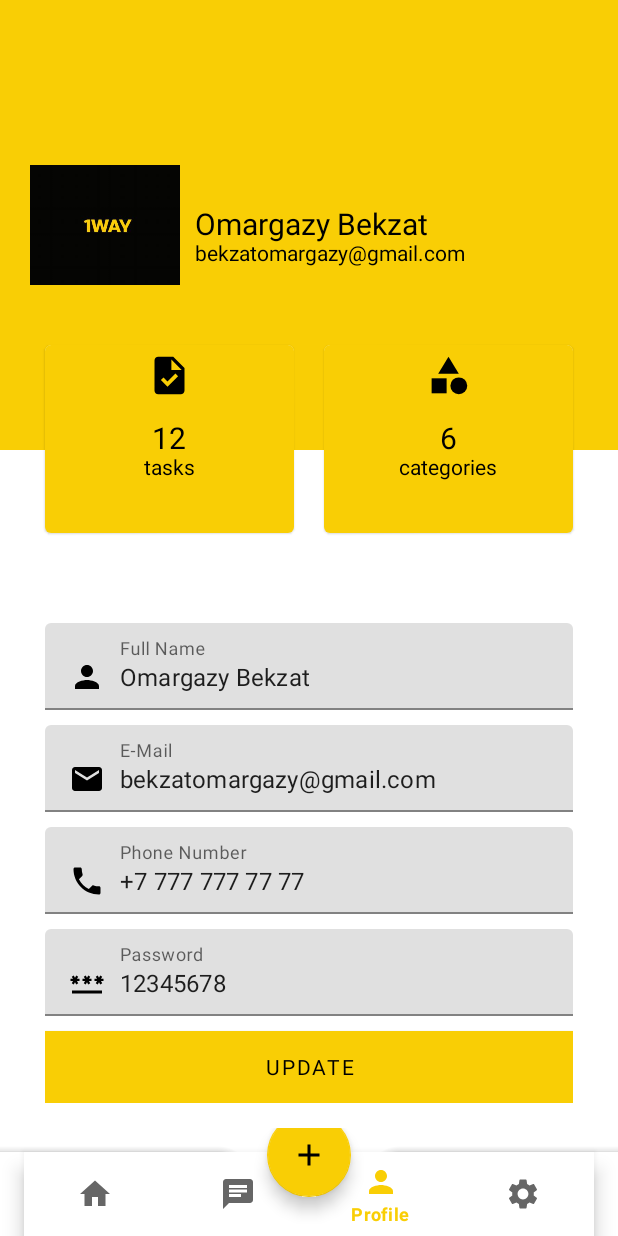
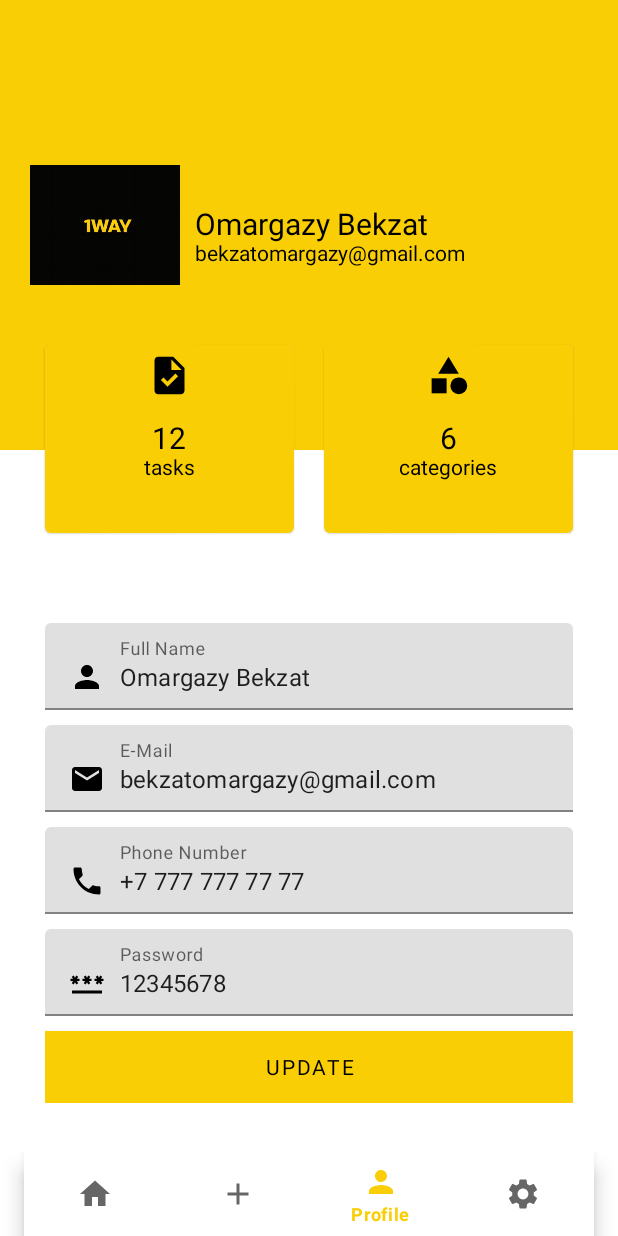
Before and after one commit to Bexact/AndroidFinalProject, an Android app: the ProfileFragment screen opened through its navigation route, on a phone screen of 412 x 824 dp. Run offline under Robolectric (Android 15) with nearby library versions, the phone set to English and light mode, and no system bars; our stand-ins replace navigation-ui; Roboto replaces fonts that are not available here.

```diff
--- a/app/build.gradle
+++ b/app/build.gradle
@@ -30,6 +30,9 @@ android {
     compileOptions {
         sourceCompatibility JavaVersion.VERSION_1_8
         targetCompatibility JavaVersion.VERSION_1_8
+    }
+    packagingOptions {
+        exclude 'META-INF/atomicfu.kotlin_module'
     }
     kotlinOptions {
         jvmTarget = '1.8'
--- a/app/src/main/java/com/example/projectproductivity/MainActivity.kt
+++ b/app/src/main/java/com/example/projectproductivity/MainActivity.kt
@@ -23,9 +23,5 @@ class MainActivity : AppCompatActivity() {
 
         bottomNavigation.setupWithNavController(navController)
 
-        binding.fab.setOnClickListener{
-            navController.navigateUp()
-            navController.navigate(R.id.todoFragment)
-        }
     }
 }
--- a/app/src/main/java/com/example/projectproductivity/TodoFragment.kt
+++ b/app/src/main/java/com/example/projectproductivity/TodoFragment.kt
@@ -1,6 +1,7 @@
 package com.example.projectproductivity
 
 import android.os.Bundle
+import android.text.Layout.Directions
 import androidx.fragment.app.Fragment
 import android.view.LayoutInflater
 import android.view.View
--- /dev/null
+++ b/app/src/main/res/anim/from_left.xml
@@ -0,0 +1,6 @@
+<?xml version="1.0" encoding="utf-8"?>
+<set xmlns:android="http://schemas.android.com/apk/res/android">
+    <translate android:fromXDelta="-100%"
+        android:toXDelta="0%"
+        android:duration="500"/>
+</set>
--- /dev/null
+++ b/app/src/main/res/anim/from_right.xml
@@ -0,0 +1,6 @@
+<?xml version="1.0" encoding="utf-8"?>
+<set xmlns:android="http://schemas.android.com/apk/res/android">
+<translate android:fromXDelta="100%"
+    android:toXDelta="0%"
+    android:duration="500"/>
+</set>
--- /dev/null
+++ b/app/src/main/res/anim/to_left.xml
@@ -0,0 +1,6 @@
+<?xml version="1.0" encoding="utf-8"?>
+<set xmlns:android="http://schemas.android.com/apk/res/android">
+    <translate android:fromXDelta="0%"
+        android:toXDelta="-100%"
+        android:duration="500"/>
+</set>
--- /dev/null
+++ b/app/src/main/res/anim/to_right.xml
@@ -0,0 +1,6 @@
+<?xml version="1.0" encoding="utf-8"?>
+<set xmlns:android="http://schemas.android.com/apk/res/android">
+    <translate android:fromXDelta="0%"
+        android:toXDelta="100%"
+        android:duration="500"/>
+</set>
--- a/app/src/main/res/layout/activity_main.xml
+++ b/app/src/main/res/layout/activity_main.xml
@@ -47,14 +47,7 @@
 
         </com.google.android.material.bottomappbar.BottomAppBar>
 
-        <com.google.android.material.floatingactionbutton.FloatingActionButton
-            android:id="@+id/fab"
-            android:layout_width="wrap_content"
-            android:layout_height="wrap_content"
-            android:src="@drawable/ic_add"
-            app:backgroundTint="#F9CE05"
-            app:layout_anchor="@id/bottomAppBar"
-            tools:ignore="SpeakableTextPresentCheck" />
+
 
     </androidx.coordinatorlayout.widget.CoordinatorLayout>
 </androidx.constraintlayout.widget.ConstraintLayout>
--- a/app/src/main/res/layout/row_layout.xml
+++ b/app/src/main/res/layout/row_layout.xml
@@ -7,6 +7,7 @@
         <variable
             name="taskEntry"
             type="com.example.projectproductivity.database.TaskEntry" />
+
     </data>
 
     <androidx.cardview.widget.CardView
@@ -14,7 +15,8 @@
         android:layout_height="wrap_content"
         android:layout_margin="4dp"
         app:cardCornerRadius="8dp"
-        app:cardElevation="4dp">
+        app:cardElevation="4dp"
+       >
 
 
         <androidx.constraintlayout.widget.ConstraintLayout
--- a/app/src/main/res/menu/bottom_nav_menu.xml
+++ b/app/src/main/res/menu/bottom_nav_menu.xml
@@ -4,9 +4,9 @@
     <item android:id="@+id/homeFragment"
         android:title="Home"
         android:icon="@drawable/ic_home"/>
-    <item android:id="@+id/miChat"
-        android:title="Chat"
-        android:icon="@drawable/ic_chat"/>
+    <item android:id="@+id/todoFragment"
+        android:title="Add"
+        android:icon="@drawable/ic_add"/>
     <item android:id="@+id/profileFragment"
         android:title="Profile"
         android:icon="@drawable/ic_person"/>
--- a/app/src/main/res/navigation/nav_graph.xml
+++ b/app/src/main/res/navigation/nav_graph.xml
@@ -29,7 +29,18 @@
         tools:layout="@layout/fragment_todo" >
         <action
             android:id="@+id/action_todoFragment_to_addFragment"
-            app:destination="@id/addFragment" />
+            app:destination="@id/addFragment"
+            app:enterAnim="@anim/from_right"
+            app:exitAnim="@anim/to_left"
+            app:popEnterAnim="@anim/from_left"
+            app:popExitAnim="@anim/to_right" />
+        <action
+            android:id="@+id/action_todoFragment_to_updateFragment"
+            app:destination="@id/updateFragment"
+            app:enterAnim="@anim/from_left"
+            app:exitAnim="@anim/to_right"
+            app:popEnterAnim="@anim/from_right"
+            app:popExitAnim="@anim/to_left" />
     </fragment>
     <activity
         android:id="@+id/introActivity"
@@ -74,6 +85,26 @@
         tools:layout="@layout/fragment_add" >
         <action
             android:id="@+id/action_addFragment_to_todoFragment"
-            app:destination="@id/todoFragment" />
+            app:destination="@id/todoFragment"
+            app:enterAnim="@anim/from_left"
+            app:exitAnim="@anim/to_right"
+            app:popEnterAnim="@anim/from_right"
+            app:popExitAnim="@anim/to_left" />
+    </fragment>
+    <fragment
+        android:id="@+id/updateFragment"
+        android:name="com.example.projectproductivity.UpdateFragment"
+        android:label="fragment_update"
+        tools:layout="@layout/fragment_update" >
+        <action
+            android:id="@+id/action_updateFragment_to_todoFragment"
+            app:destination="@id/todoFragment"
+            app:enterAnim="@anim/from_right"
+            app:exitAnim="@anim/to_left"
+            app:popEnterAnim="@anim/from_left"
+            app:popExitAnim="@anim/to_right" />
+        <argument
+            android:name="taskEntry"
+            app:argType="com.example.projectproductivity.database.TaskEntry" />
     </fragment>
 </navigation>
```
Also changed, not shown: app/src/main/java/com/example/projectproductivity/UpdateFragment.kt (added, +59 -0 lines), app/src/main/res/layout/fragment_update.xml (added, +14 -0 lines), app/src/main/java/com/example/projectproductivity/TaskAdapter.kt (line endings or trailing spaces).
